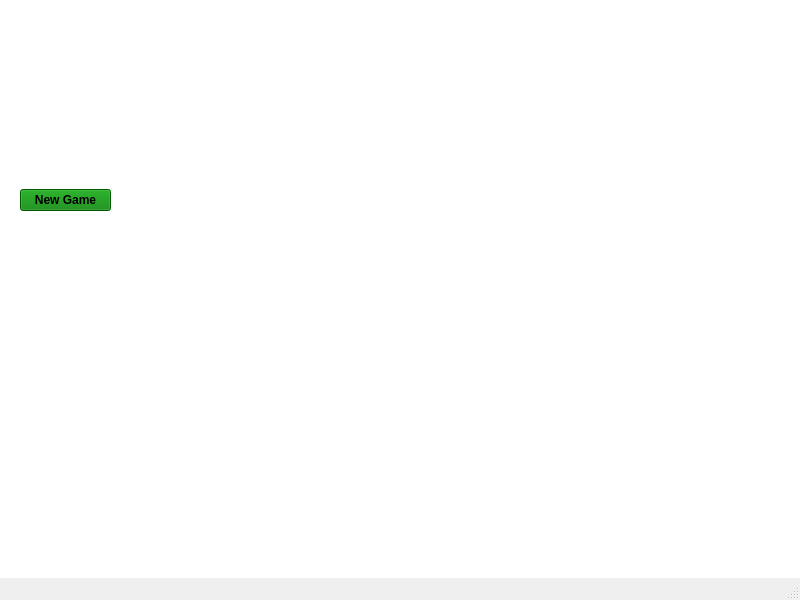
Qt form chess.ui (ben-ralston/Chess) before a commit.
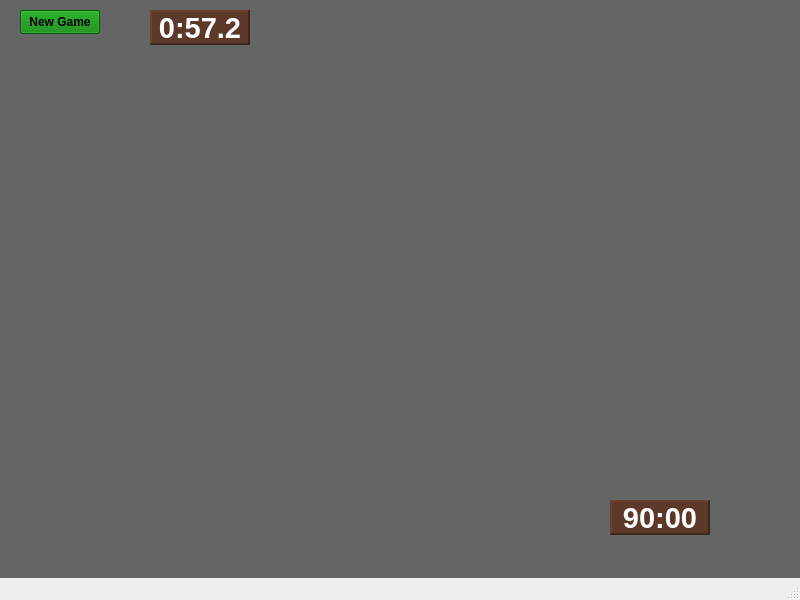
The same form after that commit.

Commit message: Add timer labels

Patch:
```diff
--- a/chess.ui
+++ b/chess.ui
@@ -15,23 +15,159 @@
   </property>
   <widget class="QWidget" name="centralwidget">
    <property name="styleSheet">
-    <string notr="true">background-color: rgb(255, 255, 255);</string>
+    <string notr="true">background-color: rgb(100, 102, 102);</string>
    </property>
-   <widget class="QWidget" name="verticalLayoutWidget">
+   <widget class="QLabel" name="topTimerLabel">
     <property name="geometry">
      <rect>
-      <x>20</x>
+      <x>150</x>
       <y>10</y>
-      <width>91</width>
-      <height>381</height>
+      <width>100</width>
+      <height>35</height>
      </rect>
     </property>
-    <layout class="QVBoxLayout" name="leftLayout">
-     <property name="sizeConstraint">
-      <enum>QLayout::SetNoConstraint</enum>
-     </property>
-     <item>
+    <property name="sizePolicy">
+     <sizepolicy hsizetype="Preferred" vsizetype="MinimumExpanding">
+      <horstretch>0</horstretch>
+      <verstretch>0</verstretch>
+     </sizepolicy>
+    </property>
+    <property name="minimumSize">
+     <size>
+      <width>85</width>
+      <height>35</height>
+     </size>
+    </property>
+    <property name="baseSize">
+     <size>
+      <width>0</width>
+      <height>0</height>
+     </size>
+    </property>
+    <property name="font">
+     <font>
+      <pointsize>22</pointsize>
+      <weight>75</weight>
+      <bold>true</bold>
+     </font>
+    </property>
+    <property name="mouseTracking">
+     <bool>false</bool>
+    </property>
+    <property name="styleSheet">
+     <string notr="true">background-color: rgb(92, 57, 41);
+font-size: 22pt;
+font-weight: bold;
+color: white;</string>
+    </property>
+    <property name="frameShape">
+     <enum>QFrame::Panel</enum>
+    </property>
+    <property name="frameShadow">
+     <enum>QFrame::Raised</enum>
+    </property>
+    <property name="lineWidth">
+     <number>2</number>
+    </property>
+    <property name="midLineWidth">
+     <number>0</number>
+    </property>
+    <property name="text">
+     <string>0:57.2</string>
+    </property>
+    <property name="textFormat">
+     <enum>Qt::PlainText</enum>
+    </property>
+    <property name="scaledContents">
+     <bool>false</bool>
+    </property>
+    <property name="alignment">
+     <set>Qt::AlignCenter</set>
+    </property>
+    <property name="textInteractionFlags">
+     <set>Qt::NoTextInteraction</set>
+    </property>
+   </widget>
+   <widget class="QLabel" name="bottomTimerLabel">
+    <property name="geometry">
+     <rect>
+      <x>610</x>
+      <y>500</y>
+      <width>100</width>
+      <height>35</height>
+     </rect>
+    </property>
+    <property name="sizePolicy">
+     <sizepolicy hsizetype="Minimum" vsizetype="MinimumExpanding">
+      <horstretch>0</horstretch>
+      <verstretch>0</verstretch>
+     </sizepolicy>
+    </property>
+    <property name="minimumSize">
+     <size>
+      <width>85</width>
+      <height>35</height>
+     </size>
+    </property>
+    <property name="baseSize">
+     <size>
+      <width>0</width>
+      <height>0</height>
+     </size>
+    </property>
+    <property name="font">
+     <font>
+      <pointsize>22</pointsize>
+      <weight>75</weight>
+      <bold>true</bold>
+     </font>
+    </property>
+    <property name="mouseTracking">
+     <bool>false</bool>
+    </property>
+    <property name="styleSheet">
+     <string notr="true">background-color: rgb(92, 57, 41);
+font-size: 22pt;
+font-weight: bold;
+color: white;</string>
+    </property>
+    <property name="frameShape">
+     <enum>QFrame::Panel</enum>
+    </property>
+    <property name="frameShadow">
+     <enum>QFrame::Raised</enum>
+    </property>
+    <property name="lineWidth">
+     <number>2</number>
+    </property>
+    <property name="midLineWidth">
+     <number>0</number>
+    </property>
+    <property name="text">
+     <string>90:00</string>
+    </property>
+    <property name="textFormat">
+     <enum>Qt::PlainText</enum>
+    </property>
+    <property name="scaledContents">
+     <bool>false</bool>
+    </property>
+    <property name="alignment">
+     <set>Qt::AlignCenter</set>
+    </property>
+    <property name="textInteractionFlags">
+     <set>Qt::NoTextInteraction</set>
+    </property>
+   </widget>
       <widget class="QPushButton" name="newGame">
+    <property name="geometry">
+     <rect>
+      <x>20</x>
+      <y>10</y>
+      <width>80</width>
+      <height>24</height>
+     </rect>
+    </property>
        <property name="sizePolicy">
         <sizepolicy hsizetype="Minimum" vsizetype="Fixed">
          <horstretch>0</horstretch>
@@ -68,9 +204,6 @@
        <property name="flat">
         <bool>false</bool>
        </property>
-      </widget>
-     </item>
-    </layout>
    </widget>
   </widget>
   <widget class="QMenuBar" name="menubar">
```
Lines whose indentation alone changed are shown as unchanged. The commit also changes 1 other file.
